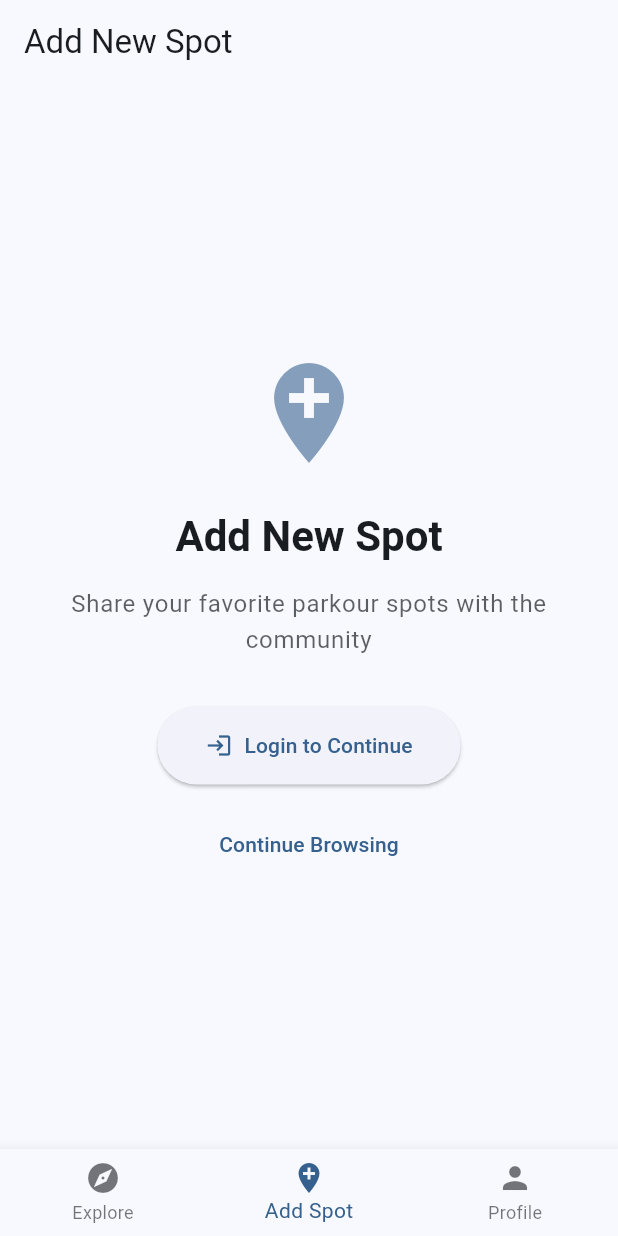
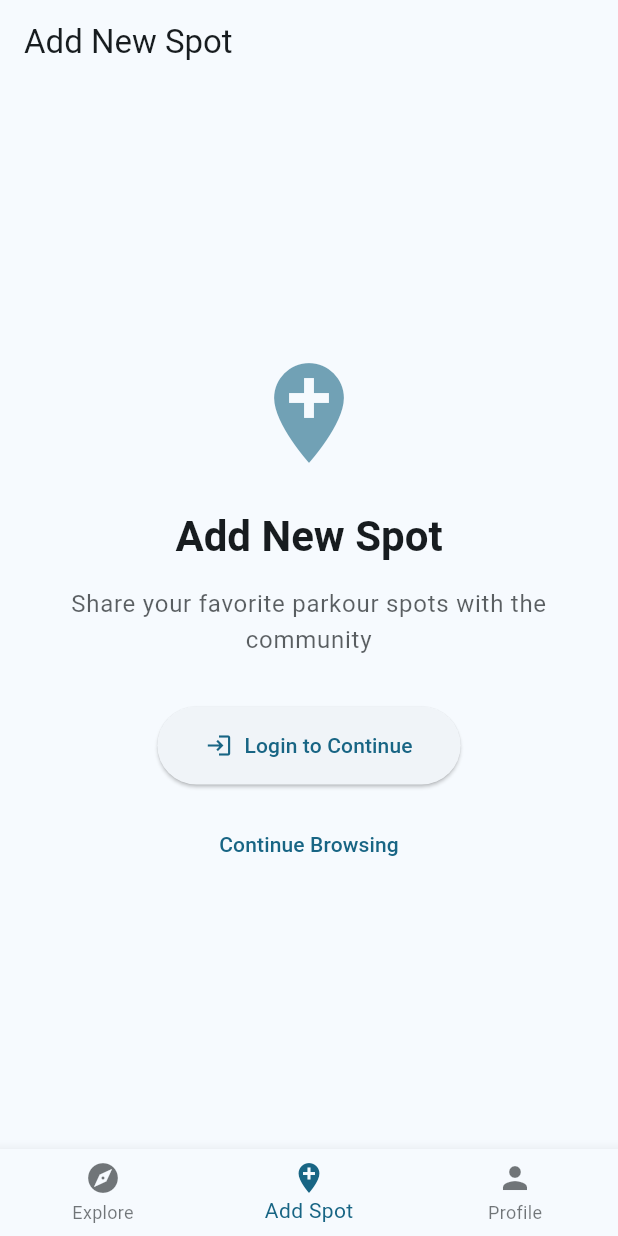
Before and after one commit to wardweistra/Parkour.Spot, a Flutter app: the screen it shows after launch, swiped to page 2, on a phone screen of 412 x 824 dp. Run offline on Flutter 3.47's test engine with Material 3 defaults, Android fonts, the phone set to English and light mode, and no system bars; our stand-ins replace cached_network_image, cloud_firestore, cloud_functions, firebase_auth, firebase_core, firebase_storage and 8 more; missing offline and left inert: pointer_interceptor; accounts and stored records are empty; network calls fail; statements that could not run were skipped.

Commit message:
feat: Update theme's primary seed color to a specific hex value and remove `primarySwatch`.

```diff
--- a/lib/main.dart
+++ b/lib/main.dart
@@ -57,17 +57,16 @@ class ParkourSpotApp extends StatelessWidget {
         routerConfig: AppRouter.router,
         scaffoldMessengerKey: SnackbarService.messengerKey,
         theme: ThemeData(
-          primarySwatch: Colors.blue,
           useMaterial3: true,
           colorScheme: ColorScheme.fromSeed(
-            seedColor: Colors.blue,
+            seedColor: const Color(0xFF007FA8),
             brightness: Brightness.light,
           ),
         ),
         darkTheme: ThemeData(
           useMaterial3: true,
           colorScheme: ColorScheme.fromSeed(
-            seedColor: Colors.blue,
+            seedColor: const Color(0xFF007FA8),
             brightness: Brightness.dark,
           ),
         ),
```
